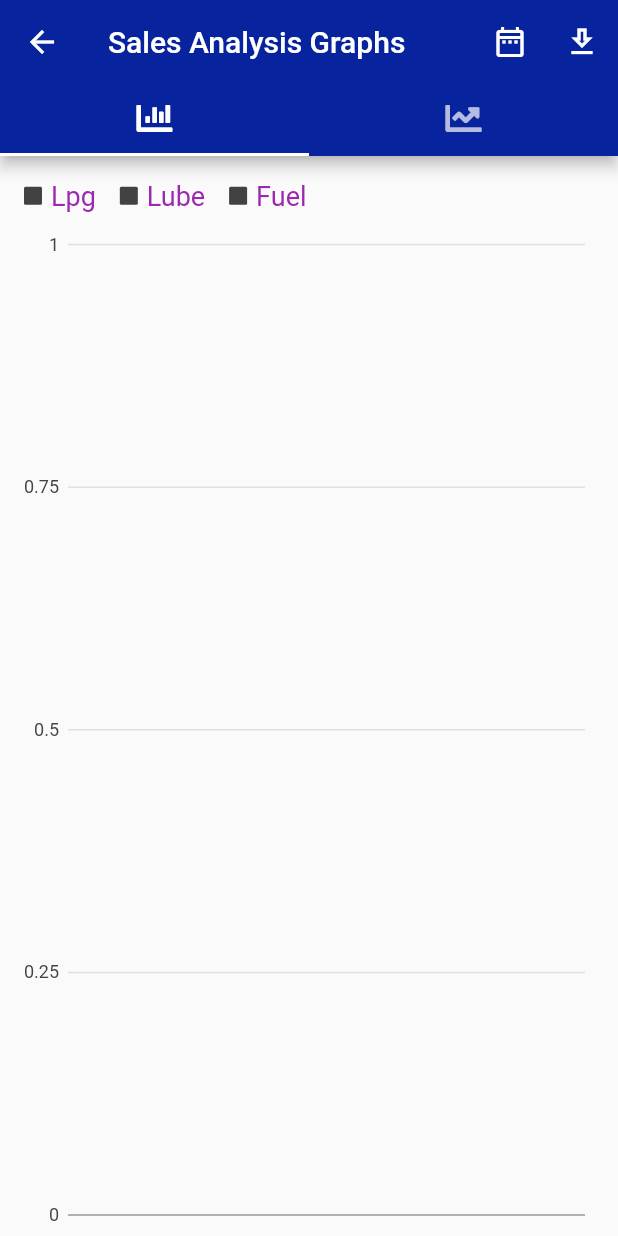
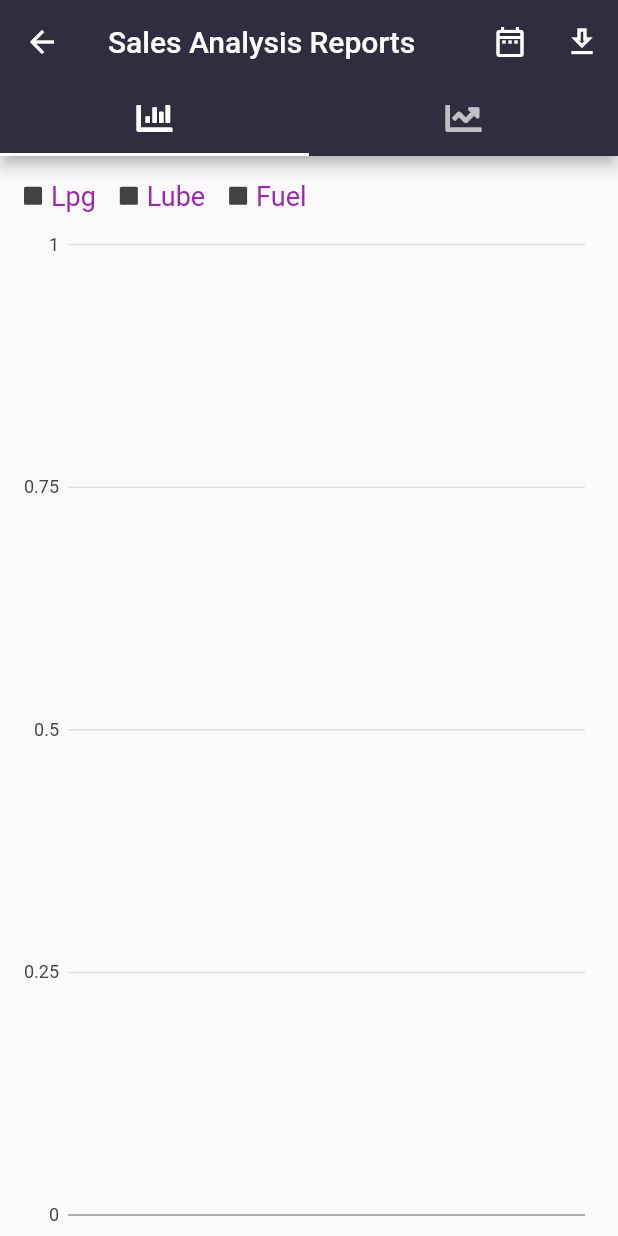
Before and after one commit to angelaivey/PSMS, a Flutter app: the DashBoard screen opened directly, after a tap on "Analysis", on a phone screen of 412 x 824 dp. Run offline on Flutter 3.47's test engine with Material 2 defaults, Android fonts, the phone set to English and light mode, and no system bars; our stand-ins replace cached_network_image, charts_flutter, cloud_firestore, firebase_auth, firebase_core, firebase_database and 13 more; missing offline and left inert: date_range_picker, excel, lipsum, web_scraper; accounts and stored records are empty; network calls fail; Roboto replaces fonts that are missing (Georgia).

Commit message:
UI change

```diff
--- a/lib/screens/AnalyticsPage.dart
+++ b/lib/screens/AnalyticsPage.dart
@@ -2,6 +2,7 @@ import 'dart:io';
 
 import 'package:cloud_firestore/cloud_firestore.dart';
 import 'package:excel/excel.dart';
+import 'package:firebase_auth/firebase_auth.dart';
 import 'package:flutter/material.dart';
 import 'package:charts_flutter/flutter.dart' as charts;
 import 'package:fluttertoast/fluttertoast.dart';
@@ -28,6 +29,12 @@ class _AnalyticsPageState extends State<AnalyticsPage> {
   List<charts.Series<Sales, int>> _seriesLineData;
   List<Sales> myData = [];
   final pdf = pw.Document();
+
+  @override
+  void initState() {
+    super.initState();
+    _currentUserId();
+  }
 
   _generateData(myData) {
     _seriesBarData = List<charts.Series<Sales, String>>();
@@ -131,20 +138,17 @@ class _AnalyticsPageState extends State<AnalyticsPage> {
     });
   }
 
-  // _pickedDate() async {
-  //   DateTime date = await showDatePicker(
-  //     context: context,
-  //     initialDate: pickedDate,
-  //     firstDate: DateTime(DateTime.now().year - 8),
-  //     lastDate: DateTime(DateTime.now().year + 8),
-  //   );
-  //   if (date != null) {
-  //     setState(() {
-  //       //controllerDate = _pickedDate();
-  //       pickedDate = date;
-  //     });
-  //   }
-  // }
+  String uid;
+  Future<String> _currentUserId() async {
+    final FirebaseAuth auth = FirebaseAuth.instance;
+    final User user = auth.currentUser;
+
+    setState(() {
+      uid= user.uid;
+    });
+    return  user.uid;
+  }
+
   @override
   Widget build(BuildContext context) {
     return MaterialApp(
@@ -152,8 +156,8 @@ class _AnalyticsPageState extends State<AnalyticsPage> {
         length: 2,
         child: Scaffold(
           appBar: AppBar(
-            title: Text('Sales Analysis Graphs'),
-            backgroundColor: Color(0xff07239d),
+            title: Text('Sales Analysis Reports'),
+            backgroundColor: Color(0xff322C40),
             leading: IconButton(
                 icon: Icon(Icons.arrow_back),
                 onPressed: () {
@@ -176,13 +180,13 @@ class _AnalyticsPageState extends State<AnalyticsPage> {
                                   'LPG',
                                   'FUEL',
                                   'LUBE',
-                                  'DateTime',
+                                  'Date',
                                 ],
                                 ...myData.map((msg) => [
                                       msg.lpg.toString(),
                                       msg.fuel.toString(),
                                       msg.lube.toString(),
-                                      msg.date.toString()
+                                      msg.date.toString(),
                                     ])
                               ]),
                         ],
@@ -199,7 +203,7 @@ class _AnalyticsPageState extends State<AnalyticsPage> {
                   }),
             ],
             bottom: TabBar(
-              indicatorColor: Color(0xff07239d),
+              indicatorColor: Color(0xff322C40),
               tabs: [
                 Tab(
                   icon: Icon(FontAwesomeIcons.solidChartBar),
@@ -220,14 +224,20 @@ class _AnalyticsPageState extends State<AnalyticsPage> {
   }
 
   Widget _buildBody(context) {
-    return StreamBuilder<QuerySnapshot>(
-      stream: (end != null && start != null)
-          ? FirebaseFirestore.instance
+    return
+    StreamBuilder<QuerySnapshot>(
+      stream:
+      (end != null && start != null)
+          ?
+      FirebaseFirestore.instance
               .collection('fuels')
+              .where('userId', isEqualTo: uid)
               .where("date", isGreaterThanOrEqualTo: start)
               .where("date", isLessThanOrEqualTo: end)
+
               .snapshots()
-          : FirebaseFirestore.instance.collection('fuels').snapshots(),
+         : FirebaseFirestore.instance.collection('fuels') .where('userId', isEqualTo: uid)
+          .snapshots(),
       builder: (context, snapshot) {
         if (!snapshot.hasData) {
           return LinearProgressIndicator();
@@ -240,17 +250,26 @@ class _AnalyticsPageState extends State<AnalyticsPage> {
         }
       },
     );
+        // : Center(
+        // child:Column(
+        //   children: [
+        //     Text('Please Select ')
+        //   ],
+    //));
   }
 
   Widget _buildLineBody(context) {
     return StreamBuilder<QuerySnapshot>(
-      stream: (end != null && start != null)
-          ? FirebaseFirestore.instance
+    stream:   (end != null && start != null)
+          ?
+      FirebaseFirestore.instance
               .collection('fuels')
+              .where("userId", isEqualTo: uid)
               .where("date", isGreaterThanOrEqualTo: start)
               .where("date", isLessThanOrEqualTo: end)
+
               .snapshots()
-          : FirebaseFirestore.instance.collection('fuels').snapshots(),
+           : FirebaseFirestore.instance.collection('fuels').where("userId", isEqualTo: uid).snapshots(),
       builder: (context, snapshot) {
         if (!snapshot.hasData) {
           return LinearProgressIndicator();
@@ -369,6 +388,8 @@ class _SelectDatesState extends State<SelectDates> {
     });
   }
 
+
+
   @override
   Widget build(BuildContext context) {
     return Container(
--- a/lib/screens/DashBoard.dart
+++ b/lib/screens/DashBoard.dart
@@ -78,7 +78,7 @@ class _DashBoardState extends State<DashBoard> {
               // gradient: LinearGradient(
               //     begin: Alignment.topRight,
               //     end: Alignment.topLeft,
-              //     colors: [Color(0xffe46b10), Color(0xff07239d)]),
+              //     colors: [Color(0xffe46b10), Color(0xffffac69)]),
             ),
           ),
           SafeArea(
@@ -87,10 +87,15 @@ class _DashBoardState extends State<DashBoard> {
               child: Column(
                 children: <Widget>[
                   Container(
-                    height: 64,
+                    height: 124,
+
+                    padding: EdgeInsets.all(20),
+                    decoration: BoxDecoration(  color: Color(0xff322C40),
+                      borderRadius: BorderRadius.circular(10)
+                    ),
                     margin: EdgeInsets.only(bottom: 20),
                     child: Row(
-                      crossAxisAlignment: CrossAxisAlignment.start,
+                      crossAxisAlignment: CrossAxisAlignment.center,
                       children: <Widget>[
                         GestureDetector(
                           onTap: () {
@@ -101,7 +106,7 @@ class _DashBoardState extends State<DashBoard> {
                           },
                           child: CircleAvatar(
                             radius: 32,
-                            backgroundImage:NetworkImage(photoUrl??""),
+                            backgroundImage:photoUrl!=null?NetworkImage(photoUrl): Image.asset("assets/images/user.png"),
                              //   AssetImage('assets/images/m1.jpeg'),
                           ),
                         ),
@@ -113,23 +118,22 @@ class _DashBoardState extends State<DashBoard> {
                           crossAxisAlignment: CrossAxisAlignment.start,
                           children: <Widget>[
                             Text(
-                              'Welcome $userName' ?? "",
-                              style: GoogleFonts.portLligatSans(
-                                textStyle: Theme.of(context).textTheme.display1,
+                              'Welcome',
+                              style: TextStyle(
+                                fontSize: 12,
+                                fontWeight: FontWeight.w200,
+                                color: Color(0xffF2F2BA),
+                              ),
+                            ),
+                            Text(
+                              '$userName' ?? "",
+                              style: TextStyle(
+
                                 fontSize: 30,
                                 fontWeight: FontWeight.w700,
-                                color: Colors.black,
+                                color: Color(0xffF2F2BA),
                               ),
                             ),
-                            // Text(
-                            //   'Email: $userEmail' ?? "",
-                            //   style: GoogleFonts.portLligatSans(
-                            //     textStyle: Theme.of(context).textTheme.display1,
-                            //     fontSize: 20,
-                            //     fontWeight: FontWeight.w300,
-                            //     color: Colors.black,
-                            //   ),
-                            // ),
                           ],
                         ),
                       ],
@@ -137,10 +141,11 @@ class _DashBoardState extends State<DashBoard> {
                   ),
                   Expanded(
                     child: GridView.count(
-                      mainAxisSpacing: 10,
-                      crossAxisSpacing: 10,
+                      mainAxisSpacing: 20,
+                      crossAxisSpacing: 20,
                       primary: false,
                       children: <Widget>[
+
                         GestureDetector(
                           onTap: () {
                             Navigator.push(
@@ -157,8 +162,10 @@ class _DashBoardState extends State<DashBoard> {
                               children: <Widget>[
                                 SvgPicture.asset(
                                   'assets/images/update.svg',
-                                  height: 128,
+                                  height: 58,
+                                  color: Color(0xff322C40),
                                 ),
+                                SizedBox(height:20),
                                 Text('Updates')
                               ],
                             ),
@@ -180,8 +187,10 @@ class _DashBoardState extends State<DashBoard> {
                               children: <Widget>[
                                 SvgPicture.asset(
                                   'assets/images/stocks.svg',
-                                  height: 128,
+                                  height: 58,
+                                  color:Color(0xff322C40)
                                 ),
+                                SizedBox(height:20),
                                 Text('Market Prices')
                               ],
                             ),
@@ -203,8 +212,10 @@ class _DashBoardState extends State<DashBoard> {
                               children: <Widget>[
                                 SvgPicture.asset(
                                   'assets/images/report.svg',
-                                  height: 128,
+                                  height: 58,
+                                    color: Color(0xff322C40)
                                 ),
+                                SizedBox(height:20),
                                 Text('Generate Reports')
                               ],
                             ),
@@ -226,8 +237,10 @@ class _DashBoardState extends State<DashBoard> {
                               children: <Widget>[
                                 SvgPicture.asset(
                                   'assets/images/oil-market.svg',
-                                  height: 128,
+                                  height: 58,
+                                  color: Color(0xff322C40)
                                 ),
+                                SizedBox(height:20),
                                 Text('Analysis')
                               ],
                             ),
@@ -249,8 +262,10 @@ class _DashBoardState extends State<DashBoard> {
                               children: <Widget>[
                                 SvgPicture.asset(
                                   'assets/images/about.svg',
-                                  height: 128,
+                                  height: 58,
+                                    color: Color(0xff322C40)
                                 ),
+                                SizedBox(height:20),
                                 Text('About Us')
                               ],
                             ),
@@ -272,8 +287,10 @@ class _DashBoardState extends State<DashBoard> {
                               children: <Widget>[
                                 SvgPicture.asset(
                                   'assets/images/settings.svg',
-                                  height: 128,
+                                  height: 58,
+                                    color: Color(0xff322C40)
                                 ),
+                                SizedBox(height:20),
                                 Text('Settings')
                               ],
                             ),
--- a/lib/screens/HomePage.dart
+++ b/lib/screens/HomePage.dart
@@ -56,7 +56,7 @@ class _HomePageState extends State<HomePage> with SingleTickerProviderStateMixin
       body: Scaffold(
         appBar: AppBar(
           title: Text('About Us'),
-          backgroundColor: Color(0xff07239d),
+          backgroundColor: Color(0xff322C40),
           // leading: IconButton(
           //   icon: Icon(
           //     Icons.arrow_back,
--- a/lib/screens/HomeState.dart
+++ b/lib/screens/HomeState.dart
@@ -87,7 +87,7 @@ class _HomeStateState extends State<HomeState> {
       items: const<BottomNavigationBarItem> [
         BottomNavigationBarItem(
           icon: Icon(Icons.home_outlined),
-          backgroundColor: Color(0xff07239d),
+          backgroundColor: Color(0xffffac69),
           label: 'Home',
         ),
         BottomNavigationBarItem(
--- a/lib/widgets/bezierContainer.dart
+++ b/lib/widgets/bezierContainer.dart
@@ -21,7 +21,7 @@ class BezierContainer extends StatelessWidget {
                   gradient: LinearGradient(
                       begin: Alignment.topCenter,
                       end: Alignment.bottomCenter,
-                      colors: [Color(0xff07239d),Color(0xffe46b10)]
+                      colors: [Color(0xdf322C40),Color(0xdff322C40)]
                   )
               ),
             ),
```
Also changed, not shown: lib/screens/EditProfile.dart (+9 -10 lines), lib/screens/MarketPrices.dart (+8 -2 lines), lib/screens/WelcomePage.dart (+43 -22 lines), lib/screens/login.dart (+31 -23 lines), lib/screens/registration.dart (+24 -16 lines), lib/screens/reportGeneration.dart (+6 -10 lines), lib/screens/settings.dart (+4 -4 lines), lib/screens/station.dart (+5 -5 lines), lib/widgets/multi_form_reports.dart (+7 -7 lines).
